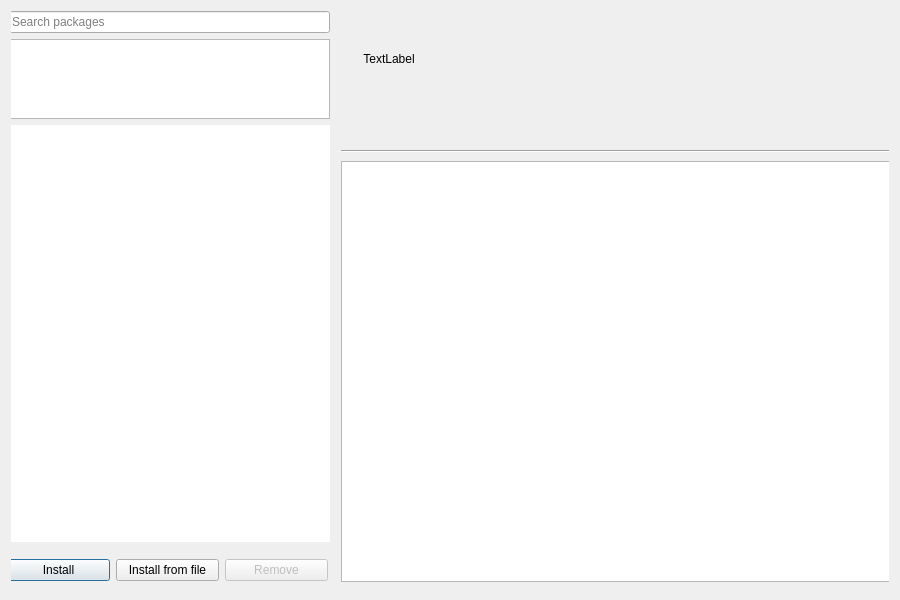
First picture: the form in src/ui/package_manager.ui, repository Mudlet/Mudlet, before the edit.
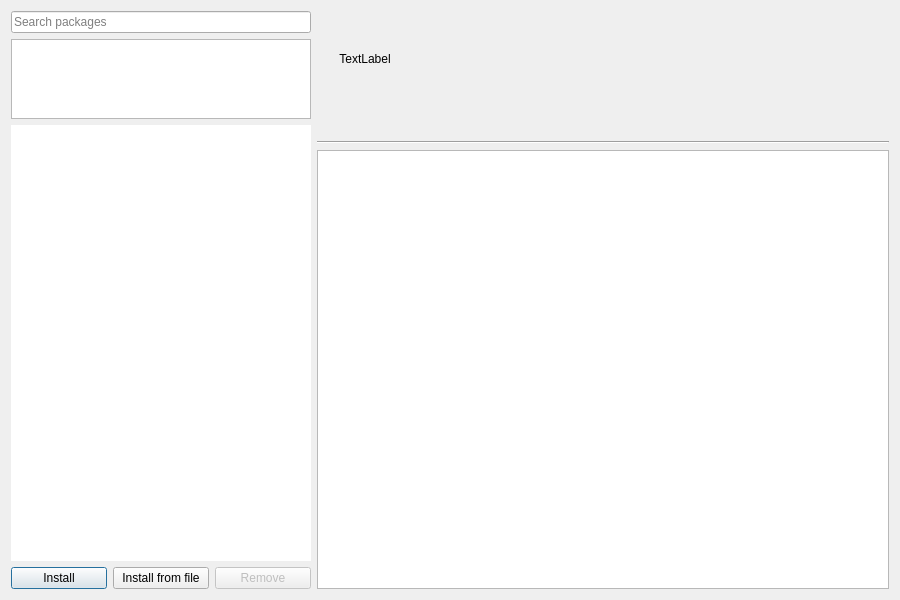
Second picture: the form after the edit.

Commit message:
Fix: Package Manager dialog now properly resizable
Restructured UI to use proper Qt layouts instead of absolute positioning:
- Left panel (300-400px): package list with constrained width
- Right panel (expanding): description area fills remaining space
- Both panels resize smoothly with window

🤖 Generated with [Claude Code](https://claude.com/claude-code)

Patch:
```diff
--- a/src/ui/package_manager.ui
+++ b/src/ui/package_manager.ui
@@ -11,7 +11,7 @@
    </rect>
   </property>
   <property name="sizePolicy">
-   <sizepolicy hsizetype="Minimum" vsizetype="Minimum">
+   <sizepolicy hsizetype="Expanding" vsizetype="Expanding">
     <horstretch>0</horstretch>
     <verstretch>0</verstretch>
    </sizepolicy>
@@ -23,87 +23,39 @@
    </size>
   </property>
   <layout class="QHBoxLayout" name="horizontalLayout_2">
-   <property name="sizeConstraint">
-    <enum>QLayout::SizeConstraint::SetDefaultConstraint</enum>
-   </property>
    <item>
     <widget class="QWidget" name="widget" native="true">
      <property name="sizePolicy">
-      <sizepolicy hsizetype="Expanding" vsizetype="Expanding">
+      <sizepolicy hsizetype="Preferred" vsizetype="Expanding">
        <horstretch>0</horstretch>
        <verstretch>0</verstretch>
       </sizepolicy>
      </property>
-     <widget class="QWidget" name="buttons" native="true">
-      <property name="geometry">
-       <rect>
-        <x>-4</x>
-        <y>536</y>
-        <width>321</width>
-        <height>46</height>
-       </rect>
-      </property>
-      <property name="sizePolicy">
-       <sizepolicy hsizetype="Expanding" vsizetype="Fixed">
-        <horstretch>0</horstretch>
-        <verstretch>0</verstretch>
-       </sizepolicy>
-      </property>
-      <layout class="QHBoxLayout" name="horizontalLayout">
-       <item>
-        <widget class="QPushButton" name="pushButton_installRepo">
-         <property name="toolTip">
-          <string>Install package from repository</string>
-         </property>
-         <property name="text">
-          <string>Install</string>
-         </property>
-        </widget>
-       </item>
-       <item>
-        <widget class="QPushButton" name="pushButton_installFile">
-         <property name="focusPolicy">
-          <enum>Qt::FocusPolicy::TabFocus</enum>
-         </property>
-         <property name="toolTip">
-          <string>Install package from file</string>
-         </property>
-         <property name="text">
-          <string>Install from file</string>
-         </property>
-         <property name="default">
-          <bool>false</bool>
-         </property>
-        </widget>
-       </item>
-       <item>
-        <widget class="QPushButton" name="pushButton_remove">
-         <property name="enabled">
-          <bool>false</bool>
-         </property>
-         <property name="focusPolicy">
-          <enum>Qt::FocusPolicy::TabFocus</enum>
-         </property>
-         <property name="toolTip">
-          <string>Remove package from installed packages</string>
-         </property>
-         <property name="text">
-          <string comment="Message on button in package manager initially and when there is no packages to remove.">Remove</string>
-         </property>
-        </widget>
-       </item>
-      </layout>
-     </widget>
-     <widget class="QWidget" name="verticalLayoutWidget">
-      <property name="geometry">
-       <rect>
-        <x>-2</x>
-        <y>0</y>
-        <width>321</width>
-        <height>531</height>
-       </rect>
+     <property name="minimumSize">
+      <size>
+       <width>300</width>
+       <height>0</height>
+      </size>
+     </property>
+     <property name="maximumSize">
+      <size>
+       <width>400</width>
+       <height>16777215</height>
+      </size>
       </property>
       <layout class="QVBoxLayout" name="verticalLayout_left">
+      <property name="leftMargin">
+       <number>0</number>
+      </property>
+      <property name="topMargin">
+       <number>0</number>
+      </property>
+      <property name="rightMargin">
+       <number>0</number>
+      </property>
+      <property name="bottomMargin">
+       <number>0</number>
+      </property>
        <item>
         <widget class="QLineEdit" name="lineEdit_searchBar">
          <property name="toolTip">
@@ -125,12 +77,6 @@
            <verstretch>0</verstretch>
           </sizepolicy>
          </property>
-         <property name="minimumSize">
-          <size>
-           <width>0</width>
-           <height>0</height>
-          </size>
-         </property>
          <property name="maximumSize">
           <size>
            <width>16777215</width>
@@ -144,9 +90,6 @@
          <property name="focusPolicy">
           <enum>Qt::FocusPolicy::TabFocus</enum>
          </property>
-         <property name="autoFillBackground">
-          <bool>false</bool>
-         </property>
          <property name="frameShape">
           <enum>QFrame::Shape::NoFrame</enum>
          </property>
@@ -168,108 +111,121 @@
            <height>16</height>
           </size>
          </property>
-         <property name="textElideMode">
-          <enum>Qt::TextElideMode::ElideRight</enum>
-         </property>
-         <property name="batchSize">
-          <number>100</number>
-         </property>
          <property name="sortingEnabled">
           <bool>true</bool>
          </property>
         </widget>
        </item>
-      </layout>
-     </widget>
-     <widget class="Line" name="line">
-      <property name="geometry">
-       <rect>
-        <x>330</x>
-        <y>130</y>
-        <width>551</width>
-        <height>21</height>
-       </rect>
-      </property>
-      <property name="sizePolicy">
-       <sizepolicy hsizetype="Expanding" vsizetype="Fixed">
-        <horstretch>0</horstretch>
-        <verstretch>0</verstretch>
-       </sizepolicy>
-      </property>
-      <property name="orientation">
-       <enum>Qt::Orientation::Horizontal</enum>
-      </property>
-     </widget>
-     <widget class="QTextBrowser" name="packageDescription">
-      <property name="geometry">
-       <rect>
-        <x>330</x>
-        <y>150</y>
-        <width>551</width>
-        <height>421</height>
-       </rect>
-      </property>
+     <item>
+      <layout class="QHBoxLayout" name="horizontalLayout">
+       <item>
+        <widget class="QPushButton" name="pushButton_installRepo">
+         <property name="toolTip">
+          <string>Install package from repository</string>
+         </property>
+         <property name="text">
+          <string>Install</string>
+         </property>
+        </widget>
+       </item>
+       <item>
+        <widget class="QPushButton" name="pushButton_installFile">
+         <property name="focusPolicy">
+          <enum>Qt::FocusPolicy::TabFocus</enum>
+         </property>
+         <property name="toolTip">
+          <string>Install package from file</string>
+         </property>
+         <property name="text">
+          <string>Install from file</string>
+         </property>
+        </widget>
+       </item>
+       <item>
+        <widget class="QPushButton" name="pushButton_remove">
+         <property name="enabled">
+          <bool>false</bool>
+         </property>
+         <property name="focusPolicy">
+          <enum>Qt::FocusPolicy::TabFocus</enum>
+         </property>
+         <property name="toolTip">
+          <string>Remove package from installed packages</string>
+         </property>
+         <property name="text">
+          <string comment="Message on button in package manager initially and when there is no packages to remove.">Remove</string>
+         </property>
+        </widget>
+       </item>
+       </layout>
+      </item>
+     </layout>
+    </widget>
+   </item>
+   <item>
+    <widget class="QWidget" name="rightPanel" native="true">
       <property name="sizePolicy">
        <sizepolicy hsizetype="Expanding" vsizetype="Expanding">
+       <horstretch>1</horstretch>
+       <verstretch>0</verstretch>
+      </sizepolicy>
+     </property>
+     <layout class="QVBoxLayout" name="verticalLayout_right">
+      <property name="leftMargin">
+       <number>0</number>
+      </property>
+      <property name="topMargin">
+       <number>0</number>
+      </property>
+      <property name="rightMargin">
+       <number>0</number>
+      </property>
+      <property name="bottomMargin">
+       <number>0</number>
+      </property>
+     <item>
+      <layout class="QHBoxLayout" name="horizontalLayout_details">
+       <item>
+        <widget class="QLabel" name="label_icon">
+         <property name="sizePolicy">
+          <sizepolicy hsizetype="Fixed" vsizetype="Fixed">
         <horstretch>0</horstretch>
         <verstretch>0</verstretch>
        </sizepolicy>
       </property>
       <property name="minimumSize">
        <size>
-        <width>0</width>
-        <height>0</height>
+           <width>96</width>
+           <height>96</height>
        </size>
       </property>
       <property name="maximumSize">
        <size>
-        <width>16777215</width>
-        <height>16777215</height>
-       </size>
-      </property>
-      <property name="focusPolicy">
-       <enum>Qt::FocusPolicy::NoFocus</enum>
-      </property>
-      <property name="readOnly">
+           <width>96</width>
+           <height>96</height>
+          </size>
+         </property>
+         <property name="text">
+          <string>TextLabel</string>
+         </property>
+         <property name="scaledContents">
        <bool>true</bool>
       </property>
-      <property name="openExternalLinks">
-       <bool>true</bool>
-      </property>
-      <property name="openLinks">
-       <bool>true</bool>
-      </property>
-     </widget>
-     <widget class="QWidget" name="verticalLayoutWidget_2">
-      <property name="geometry">
-       <rect>
-        <x>440</x>
-        <y>0</y>
-        <width>441</width>
-        <height>131</height>
-       </rect>
-      </property>
+         <property name="alignment">
+          <set>Qt::AlignmentFlag::AlignCenter</set>
+         </property>
+        </widget>
+       </item>
+       <item>
       <layout class="QVBoxLayout" name="verticalLayout_details">
        <item>
         <widget class="QLabel" name="label_packageName">
          <property name="sizePolicy">
-          <sizepolicy hsizetype="Fixed" vsizetype="Fixed">
+            <sizepolicy hsizetype="Expanding" vsizetype="Fixed">
            <horstretch>0</horstretch>
            <verstretch>0</verstretch>
           </sizepolicy>
          </property>
-         <property name="minimumSize">
-          <size>
-           <width>445</width>
-           <height>50</height>
-          </size>
-         </property>
-         <property name="maximumSize">
-          <size>
-           <width>445</width>
-           <height>50</height>
-          </size>
-         </property>
          <property name="font">
           <font>
            <pointsize>28</pointsize>
@@ -293,18 +249,6 @@
              <verstretch>0</verstretch>
             </sizepolicy>
            </property>
-           <property name="minimumSize">
-            <size>
-             <width>345</width>
-             <height>0</height>
-            </size>
-           </property>
-           <property name="maximumSize">
-            <size>
-             <width>345</width>
-             <height>16777215</height>
-            </size>
-           </property>
            <property name="font">
             <font>
              <bold>true</bold>
@@ -329,12 +273,6 @@
              <height>0</height>
             </size>
            </property>
-           <property name="maximumSize">
-            <size>
-             <width>100</width>
-             <height>16777215</height>
-            </size>
-           </property>
            <property name="text">
             <string/>
            </property>
@@ -348,23 +286,11 @@
        <item>
         <widget class="QLabel" name="label_title">
          <property name="sizePolicy">
-          <sizepolicy hsizetype="Maximum" vsizetype="Preferred">
+            <sizepolicy hsizetype="Expanding" vsizetype="Preferred">
            <horstretch>0</horstretch>
            <verstretch>0</verstretch>
           </sizepolicy>
          </property>
-         <property name="minimumSize">
-          <size>
-           <width>445</width>
-           <height>0</height>
-          </size>
-         </property>
-         <property name="maximumSize">
-          <size>
-           <width>445</width>
-           <height>16777215</height>
-          </size>
-         </property>
          <property name="text">
           <string/>
          </property>
@@ -377,65 +303,13 @@
         </widget>
        </item>
       </layout>
-     </widget>
-     <widget class="QLabel" name="label_icon">
-      <property name="geometry">
-       <rect>
-        <x>330</x>
-        <y>0</y>
-        <width>96</width>
-        <height>96</height>
-       </rect>
-      </property>
-      <property name="sizePolicy">
-       <sizepolicy hsizetype="Fixed" vsizetype="Fixed">
-        <horstretch>0</horstretch>
-        <verstretch>0</verstretch>
-       </sizepolicy>
-      </property>
-      <property name="minimumSize">
-       <size>
-        <width>96</width>
-        <height>96</height>
-       </size>
-      </property>
-      <property name="maximumSize">
-       <size>
-        <width>96</width>
-        <height>96</height>
-       </size>
-      </property>
-      <property name="text">
-       <string>TextLabel</string>
-      </property>
-      <property name="scaledContents">
-       <bool>true</bool>
-      </property>
-      <property name="alignment">
-       <set>Qt::AlignmentFlag::AlignCenter</set>
-      </property>
-      <property name="wordWrap">
-       <bool>true</bool>
-      </property>
-     </widget>
-     <widget class="QWidget" name="horizontalLayoutWidget">
-      <property name="geometry">
-       <rect>
-        <x>330</x>
-        <y>100</y>
-        <width>101</width>
-        <height>36</height>
-       </rect>
-      </property>
+       </item>
+      </layout>
+     </item>
+     <item>
       <layout class="QHBoxLayout" name="horizontalLayout_4">
        <item>
         <widget class="QPushButton" name="pushButton_website">
-         <property name="minimumSize">
-          <size>
-           <width>16</width>
-           <height>0</height>
-          </size>
-         </property>
          <property name="toolTip">
           <string>Open package repository website</string>
          </property>
@@ -449,12 +323,6 @@
        </item>
        <item>
         <widget class="QPushButton" name="pushButton_report">
-         <property name="minimumSize">
-          <size>
-           <width>16</width>
-           <height>0</height>
-          </size>
-         </property>
          <property name="toolTip">
           <string>Report an issue with this package</string>
          </property>
@@ -466,8 +334,51 @@
          </property>
         </widget>
        </item>
+       <item>
+        <spacer name="horizontalSpacer">
+         <property name="orientation">
+          <enum>Qt::Orientation::Horizontal</enum>
+         </property>
+         <property name="sizeHint" stdset="0">
+          <size>
+           <width>40</width>
+           <height>20</height>
+          </size>
+         </property>
+        </spacer>
+       </item>
       </layout>
-     </widget>
+     </item>
+     <item>
+      <widget class="Line" name="line">
+       <property name="orientation">
+        <enum>Qt::Orientation::Horizontal</enum>
+       </property>
+      </widget>
+     </item>
+     <item>
+      <widget class="QTextBrowser" name="packageDescription">
+       <property name="sizePolicy">
+        <sizepolicy hsizetype="Expanding" vsizetype="Expanding">
+         <horstretch>0</horstretch>
+         <verstretch>0</verstretch>
+        </sizepolicy>
+       </property>
+       <property name="focusPolicy">
+        <enum>Qt::FocusPolicy::NoFocus</enum>
+       </property>
+       <property name="readOnly">
+        <bool>true</bool>
+       </property>
+       <property name="openExternalLinks">
+        <bool>true</bool>
+       </property>
+       <property name="openLinks">
+        <bool>true</bool>
+       </property>
+      </widget>
+     </item>
+     </layout>
     </widget>
    </item>
   </layout>
```
Left out of the diff: 8 changed lines with no effect on the pictures. Lines whose indentation alone changed are shown as unchanged.
